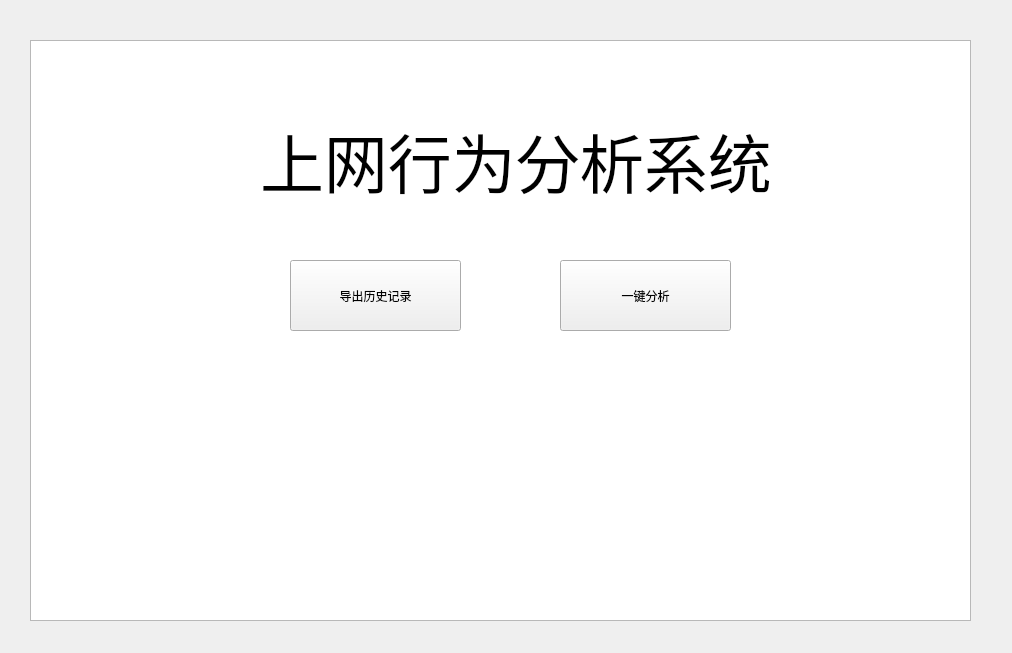
This is GUI/GraduationProject.ui in ulyyyyyy/GraduationProject_ghh as Qt 5 draws it before an edit. The edited form follows.
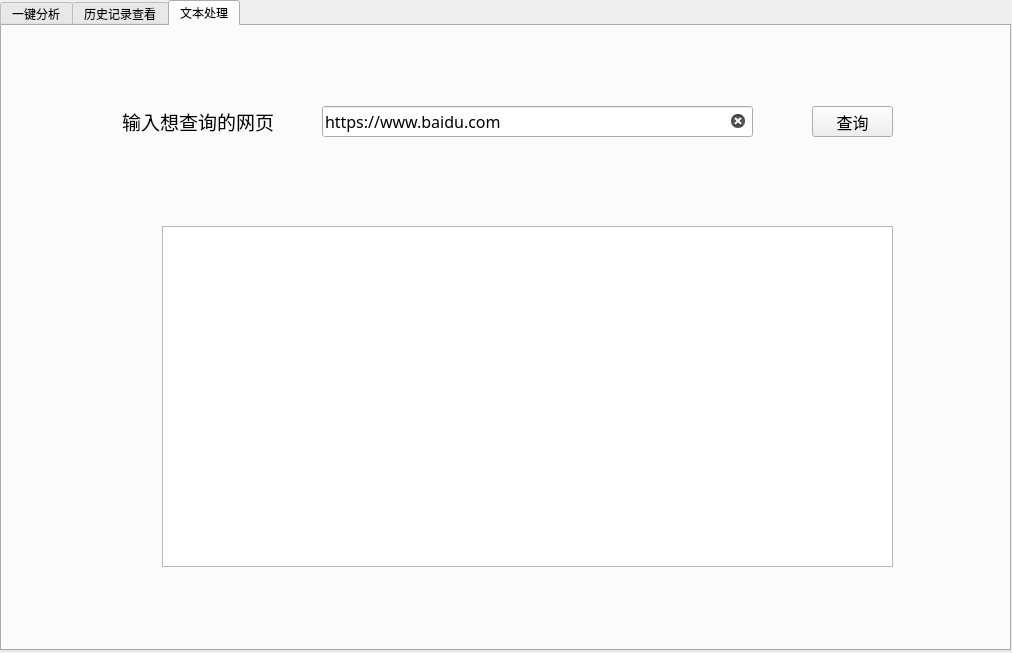
This is the edited form. The open tabs and pages were chosen to show the change. Icons and pictures are not drawn.

Diff of the .ui file:
```diff
--- a/GUI/GraduationProject.ui
+++ b/GUI/GraduationProject.ui
@@ -14,13 +14,29 @@
    <string>上网行为分析系统</string>
   </property>
   <widget class="QWidget" name="centralwidget">
+   <widget class="QTabWidget" name="tabWidget">
+    <property name="geometry">
+     <rect>
+      <x>0</x>
+      <y>0</y>
+      <width>1011</width>
+      <height>651</height>
+     </rect>
+    </property>
+    <property name="currentIndex">
+     <number>0</number>
+    </property>
+    <widget class="QWidget" name="tab">
+     <attribute name="title">
+      <string>一键分析</string>
+     </attribute>
    <widget class="QGraphicsView" name="graphicsView">
     <property name="geometry">
      <rect>
-      <x>30</x>
-      <y>40</y>
-      <width>941</width>
-      <height>581</height>
+        <x>40</x>
+        <y>20</y>
+        <width>951</width>
+        <height>591</height>
      </rect>
     </property>
     <property name="styleSheet">
@@ -30,9 +46,9 @@
    <widget class="QLabel" name="label">
     <property name="geometry">
      <rect>
-      <x>260</x>
-      <y>90</y>
-      <width>561</width>
+        <x>270</x>
+        <y>70</y>
+        <width>521</width>
       <height>141</height>
      </rect>
     </property>
@@ -54,10 +70,16 @@
      <rect>
       <x>290</x>
       <y>260</y>
-      <width>171</width>
-      <height>71</height>
-     </rect>
-    </property>
+        <width>141</width>
+        <height>61</height>
+       </rect>
+      </property>
+      <property name="font">
+       <font>
+        <family>黑体</family>
+        <pointsize>12</pointsize>
+       </font>
+      </property>
     <property name="text">
      <string>导出历史记录</string>
     </property>
@@ -65,15 +87,154 @@
    <widget class="QPushButton" name="btn_analyse_all">
     <property name="geometry">
      <rect>
-      <x>560</x>
+        <x>590</x>
       <y>260</y>
-      <width>171</width>
-      <height>71</height>
-     </rect>
-    </property>
+        <width>161</width>
+        <height>61</height>
+       </rect>
+      </property>
+      <property name="font">
+       <font>
+        <family>黑体</family>
+        <pointsize>12</pointsize>
+       </font>
+      </property>
     <property name="text">
      <string>一键分析</string>
     </property>
+     </widget>
+    </widget>
+    <widget class="QWidget" name="tab_2">
+     <attribute name="title">
+      <string>历史记录查看</string>
+     </attribute>
+     <widget class="QTableWidget" name="tableWidget">
+      <property name="geometry">
+       <rect>
+        <x>480</x>
+        <y>30</y>
+        <width>471</width>
+        <height>561</height>
+       </rect>
+      </property>
+     </widget>
+     <widget class="QLabel" name="label_3">
+      <property name="geometry">
+       <rect>
+        <x>110</x>
+        <y>140</y>
+        <width>231</width>
+        <height>101</height>
+       </rect>
+      </property>
+      <property name="font">
+       <font>
+        <family>黑体</family>
+        <pointsize>14</pointsize>
+       </font>
+      </property>
+      <property name="text">
+       <string>查看浏览器历史记录</string>
+      </property>
+     </widget>
+     <widget class="QPushButton" name="btn_show_his_content">
+      <property name="geometry">
+       <rect>
+        <x>150</x>
+        <y>240</y>
+        <width>81</width>
+        <height>41</height>
+       </rect>
+      </property>
+      <property name="font">
+       <font>
+        <family>黑体</family>
+        <pointsize>12</pointsize>
+       </font>
+      </property>
+      <property name="text">
+       <string>查看</string>
+      </property>
+     </widget>
+    </widget>
+    <widget class="QWidget" name="tab_3">
+     <attribute name="title">
+      <string>文本处理</string>
+     </attribute>
+     <widget class="QLineEdit" name="lineEdit">
+      <property name="geometry">
+       <rect>
+        <x>320</x>
+        <y>80</y>
+        <width>431</width>
+        <height>31</height>
+       </rect>
+      </property>
+      <property name="font">
+       <font>
+        <family>黑体</family>
+        <pointsize>12</pointsize>
+       </font>
+      </property>
+      <property name="text">
+       <string>https://www.baidu.com</string>
+      </property>
+      <property name="dragEnabled">
+       <bool>false</bool>
+      </property>
+      <property name="clearButtonEnabled">
+       <bool>true</bool>
+      </property>
+     </widget>
+     <widget class="QLabel" name="label_2">
+      <property name="geometry">
+       <rect>
+        <x>120</x>
+        <y>80</y>
+        <width>181</width>
+        <height>31</height>
+       </rect>
+      </property>
+      <property name="font">
+       <font>
+        <family>黑体</family>
+        <pointsize>14</pointsize>
+       </font>
+      </property>
+      <property name="text">
+       <string>输入想查询的网页</string>
+      </property>
+     </widget>
+     <widget class="QPushButton" name="btn_search_web">
+      <property name="geometry">
+       <rect>
+        <x>810</x>
+        <y>80</y>
+        <width>81</width>
+        <height>31</height>
+       </rect>
+      </property>
+      <property name="font">
+       <font>
+        <family>黑体</family>
+        <pointsize>12</pointsize>
+       </font>
+      </property>
+      <property name="text">
+       <string>查询</string>
+      </property>
+     </widget>
+     <widget class="QTextEdit" name="textEdit">
+      <property name="geometry">
+       <rect>
+        <x>160</x>
+        <y>200</y>
+        <width>731</width>
+        <height>341</height>
+       </rect>
+      </property>
+     </widget>
+    </widget>
    </widget>
   </widget>
   <action name="actionHow_to_use_this_Programming">
```
Lines whose indentation alone changed are shown as unchanged.
